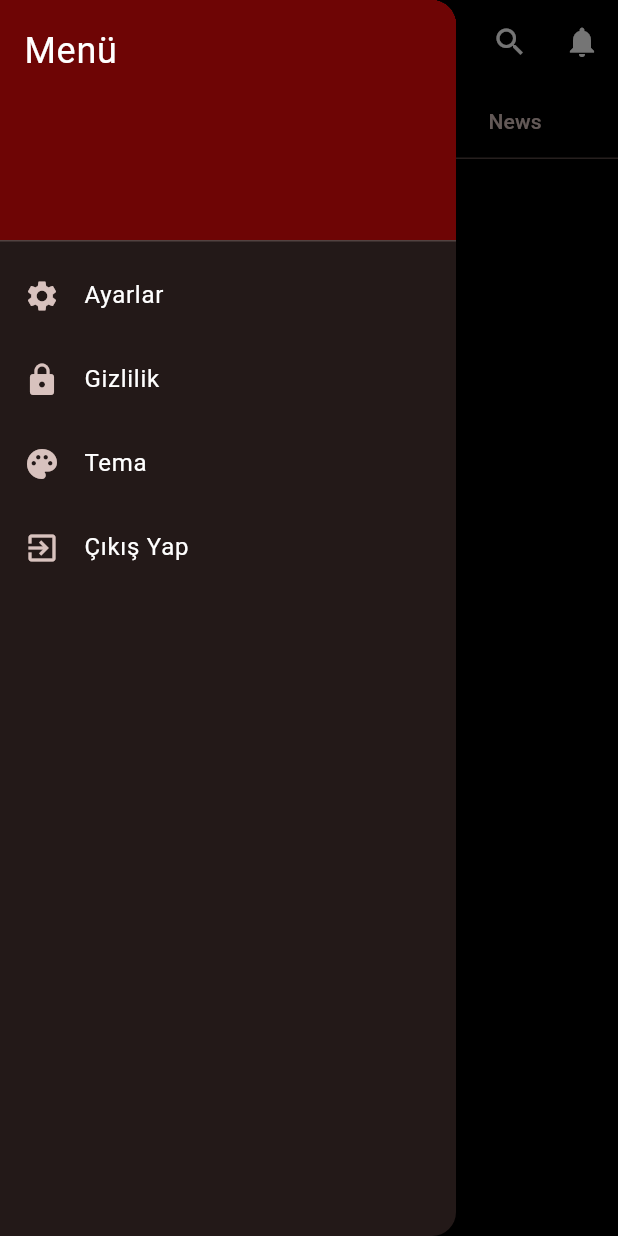
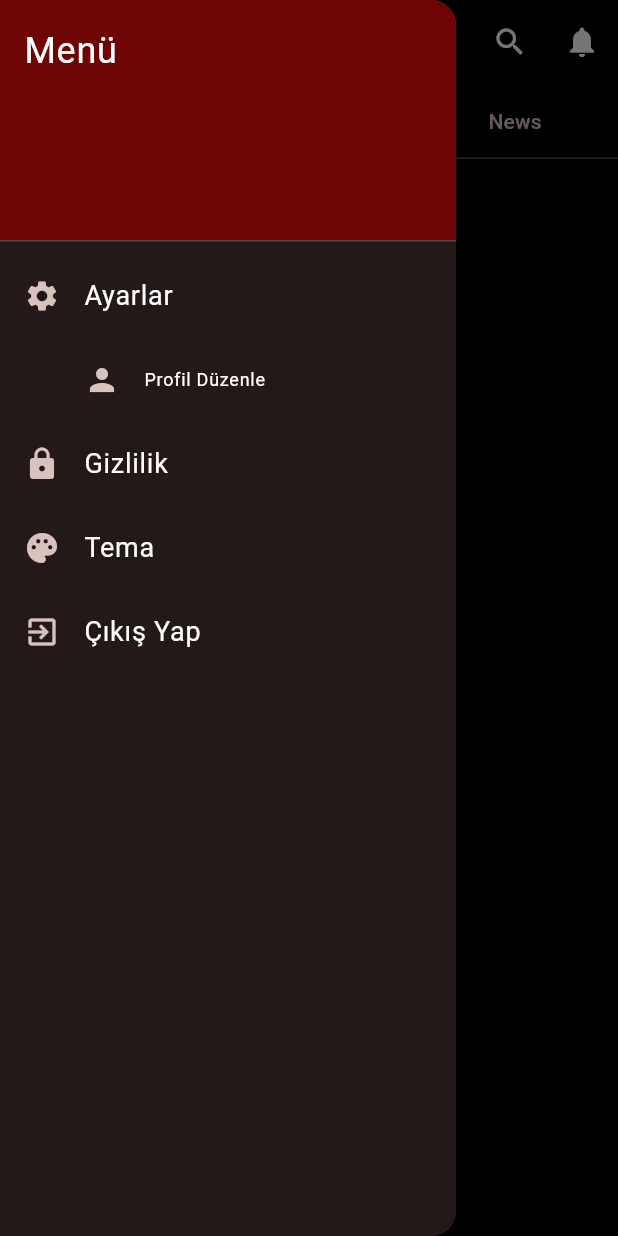
Before and after one commit to film-atlasi/film-atlasi, a Flutter app: the Anasayfa screen opened directly, in the side drawer, after a tap on "Ayarlar", on a phone screen of 412 x 824 dp. Run offline on Flutter 3.47's test engine with Material 3 defaults, Android fonts, the phone set to English and light mode, and no system bars; our stand-ins replace cached_network_image, cloud_firestore, firebase_auth, firebase_core, firebase_storage, flutter_rating_bar and 4 more; missing offline and left inert: auto_size_text_field; accounts and stored records are empty.

Commit message:
customDrower düzenlendi ayarlara profil düzenleme eklendi)

```diff
--- a/lib/features/movie/screens/Anasayfa.dart
+++ b/lib/features/movie/screens/Anasayfa.dart
@@ -34,7 +34,7 @@ class AnasayfaState extends State<Anasayfa>
   @override
   Widget build(BuildContext context) {
     return Scaffold(
-      drawer: const CustomDrawer(), // Drawer bileşeni burada çağrıldı.
+      drawer:  CustomDrawer(), // Drawer bileşeni burada çağrıldı.
       body: NestedScrollView(
         headerSliverBuilder: (context, innerBoxIsScrolled) {
           return [
--- a/lib/features/movie/widgets/CustomDrawer.dart
+++ b/lib/features/movie/widgets/CustomDrawer.dart
@@ -1,8 +1,17 @@
+import 'package:cloud_firestore/cloud_firestore.dart';
+import 'package:film_atlasi/features/user/widgets/EditProfileScreen.dart';
 import 'package:firebase_auth/firebase_auth.dart';
 import 'package:flutter/material.dart';
 
-class CustomDrawer extends StatelessWidget {
+class CustomDrawer extends StatefulWidget {
   const CustomDrawer({super.key});
+
+  @override
+  _CustomDrawerState createState() => _CustomDrawerState();
+}
+
+class _CustomDrawerState extends State<CustomDrawer> {
+  bool _isSettingsExpanded = false; // 🔥 Ayarlar açık/kapalı kontrolü
 
   @override
   Widget build(BuildContext context) {
@@ -23,9 +32,57 @@ class CustomDrawer extends StatelessWidget {
             icon: Icons.settings,
             title: 'Ayarlar',
             onTap: () {
-              // Ayarlar işlemi
+              setState(() {
+                _isSettingsExpanded = !_isSettingsExpanded; // 🔥 Aç/kapa
+              });
             },
           ),
+          if (_isSettingsExpanded) // 🔥 Eğer açık ise "Profil Düzenle" seçeneğini göster
+            Padding(
+              padding: const EdgeInsets.only(left: 40.0), // İçeri kaydırma
+              child: _buildDrawerItem(
+                fontSize: 12,
+                icon: Icons.person,
+                title: 'Profil Düzenle',
+                onTap: () async {
+                  User? user = FirebaseAuth.instance.currentUser;
+
+                  if (user != null) {
+                    DocumentSnapshot userDoc = await FirebaseFirestore.instance
+                        .collection('users')
+                        .doc(user.uid)
+                        .get();
+
+                    if (userDoc.exists) {
+                      Map<String, dynamic> userData =
+                          userDoc.data() as Map<String, dynamic>;
+
+                      Navigator.push(
+                        context,
+                        MaterialPageRoute(
+                          builder: (context) => EditProfilePage(
+                            userMap:
+                                userData, // ✅ Firestore'dan alınan verileri gönderiyoruz
+                            userId: user
+                                .uid, // ✅ Kullanıcının UID'sini gönderiyoruz
+                          ),
+                        ),
+                      );
+                    } else {
+                      ScaffoldMessenger.of(context).showSnackBar(
+                        const SnackBar(
+                            content: Text("Kullanıcı verileri bulunamadı.")),
+                      );
+                    }
+                  } else {
+                    ScaffoldMessenger.of(context).showSnackBar(
+                      const SnackBar(
+                          content: Text("Giriş yapmış kullanıcı bulunamadı!")),
+                    );
+                  }
+                },
+              ),
+            ),
           _buildDrawerItem(
             icon: Icons.lock,
             title: 'Gizlilik',
@@ -44,7 +101,7 @@ class CustomDrawer extends StatelessWidget {
             icon: Icons.exit_to_app,
             title: 'Çıkış Yap',
             onTap: () async {
-               await FirebaseAuth.instance.signOut(); // Çıkış yap
+              await FirebaseAuth.instance.signOut(); // Çıkış yap
               Navigator.pushNamedAndRemoveUntil(
                 context,
                 '/giris',
@@ -60,10 +117,11 @@ class CustomDrawer extends StatelessWidget {
   ListTile _buildDrawerItem(
       {required IconData icon,
       required String title,
+      double fontSize = 18,
       required VoidCallback onTap}) {
     return ListTile(
       leading: Icon(icon),
-      title: Text(title),
+      title: Text(title, style: TextStyle(fontSize: fontSize)),
       onTap: onTap,
     );
   }
```
